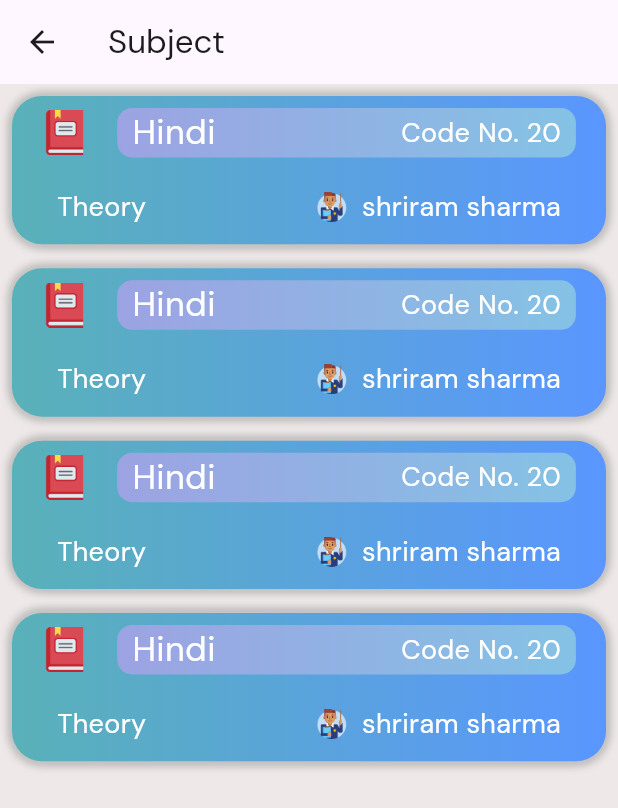
After one commit to apps-bhanusha/egyanschool2023, a Flutter app: the SubjectLession screen opened by its route, on a phone screen of 412 x 824 dp. The commit adds this screen. Shown: the top 808 px of the screen. Run offline on Flutter 3.47's test engine with Material 2 defaults, Android fonts, the phone set to English and light mode, and no system bars; our stand-ins replace cached_network_image, dio, flutter_calendar_carousel, flutter_screenutil, get, google_fonts and 5 more; missing offline and left inert: downloads_path_provider_28, scroll_loop_auto_scroll, shrink_sidemenu; accounts and stored records are empty.

Commit message:
subject page

```diff
--- a/lib/routes/routes.dart
+++ b/lib/routes/routes.dart
@@ -11,6 +11,7 @@ import 'package:ecom_desgin/view/home_work/home_work.dart';
 import 'package:ecom_desgin/view/login/Loginscreen.dart';
 import 'package:ecom_desgin/view/login/Student_Login.dart';
 import 'package:ecom_desgin/view/syllabus/feesgraff.dart';
+import 'package:ecom_desgin/view/syllabus/subject.dart';
 import 'package:ecom_desgin/view/syllabus/syllabus.dart';
 import 'package:ecom_desgin/view/time_table/time_table.dart';
 import 'package:flutter/material.dart';
@@ -34,6 +35,7 @@ class RoutesName{
   static String timetable = '/time_table';
   static String syllabus = '/syllabus';
   static String feesgraff = '/fesesgraff';
+  static String lession = '/lession';
 }
 
 final getpages=[
@@ -50,4 +52,5 @@ final getpages=[
  GetPage(name: RoutesName.timetable, page: () =>  TimeTable()),
  GetPage(name: RoutesName.syllabus, page: () =>  const Syllabus()),
  GetPage(name: RoutesName.feesgraff, page: () =>  const FeesGraff()),
+ GetPage(name: RoutesName.lession, page: () =>  const SubjectLession()),
 ];
--- a/lib/view/dashboard/HomeScreen.dart
+++ b/lib/view/dashboard/HomeScreen.dart
@@ -688,15 +688,17 @@ class _HomeScreenState extends State<HomeScreen> with TickerProviderStateMixin {
             // padding: EdgeInsets.zero,
           ),
           ListTile(
-            onTap: () {Get.toNamed(RoutesName.feesgraff);},
-            leading:
-                const Icon(Icons.play_lesson_outlined, size: 20.0, color: Colors.white),
-            title: const Text("Lession Plan"),
-            textColor: Colors.white,
-            dense: true,
+          onTap: () {
+            Get.toNamed(RoutesName.lession);
+          },
+          leading: const Icon(Icons.play_lesson_outlined,
+              size: 20.0, color: Colors.white),
+          title: const Text("Lession Plan"),
+          textColor: Colors.white,
+          dense: true,
 
-            // padding: EdgeInsets.zero,
-          ),
+          // padding: EdgeInsets.zero,
+        ),
            ListTile(
             onTap: () { Get.toNamed(RoutesName.syllabus);},
             leading:
--- a/lib/view/dashboard/dashboard.dart
+++ b/lib/view/dashboard/dashboard.dart
@@ -401,7 +401,7 @@ Widget buildMenu() {
         ),
         ListTile(
           onTap: () {
-            Get.toNamed(RoutesName.feesgraff);
+            Get.toNamed(RoutesName.lession);
           },
           leading: const Icon(Icons.play_lesson_outlined,
               size: 20.0, color: Colors.white),
--- /dev/null
+++ b/lib/view/syllabus/subject.dart
@@ -0,0 +1,159 @@
+import 'package:ecom_desgin/routes/routes.dart';
+import 'package:flutter/material.dart';
+import 'package:flutter/src/widgets/container.dart';
+import 'package:flutter/src/widgets/framework.dart';
+import 'package:flutter_screenutil/flutter_screenutil.dart';
+import 'package:get/get.dart';
+
+class SubjectLession extends StatefulWidget {
+  const SubjectLession({super.key});
+
+  @override
+  State<SubjectLession> createState() => _SubjectLessionState();
+}
+
+class _SubjectLessionState extends State<SubjectLession> with TickerProviderStateMixin {
+  final bool _visible = true;
+ late AnimationController _controller;
+  late Animation<double> _animation;
+  double value = 1.0;
+
+ @override
+  void initState() {
+    super.initState();
+    _controller = AnimationController(
+        duration: const Duration(milliseconds: 500), vsync: this);
+    _animation = Tween(
+      begin: 1.0,
+      end: 0.0,
+    ).animate(CurvedAnimation(parent: _controller, curve: Curves.easeIn));
+  }
+@override
+void dispose() {
+  _controller.dispose();
+  super.dispose();
+}
+  @override
+  Widget build(BuildContext context) {
+    return Scaffold(
+      appBar: AppBar(
+        title: const Text("Subject"),
+      ),
+      body: SafeArea(
+          child: Container(
+        color: const Color.fromARGB(255, 238, 232, 232),
+        child: Column(
+          children: [
+            for (int i = 0; i <= 3; i++)
+               Padding(
+                 padding: const EdgeInsets.all(8.0),
+                 child: InkWell(
+                   onTap: () => Get.toNamed(RoutesName.syllabus),
+                   child: Container(
+                     height: 0.12.sh,
+                     decoration: BoxDecoration(
+                         boxShadow: const [
+                           BoxShadow(
+                             blurRadius: 5.0,
+                             color: Color.fromARGB(255, 78, 78, 78),
+                           ),
+                           BoxShadow(
+                             blurRadius: 5.0,
+                             color: Color.fromARGB(255, 235, 235, 235),
+                           )
+                         ],
+                         borderRadius: BorderRadius.circular(20),
+                         gradient: const LinearGradient(colors: [
+                           Color.fromARGB(255, 89, 177, 184),
+                           Color.fromARGB(255, 90, 150, 255)
+                         ])),
+                     child: Column(
+                       children: [
+                         Padding(
+                           padding: const EdgeInsets.only(top: 8,),
+                           child: Row(
+                             mainAxisAlignment: MainAxisAlignment.spaceEvenly,
+                             children: [
+                               Image.asset(
+                                 "assets/images/book.png",
+                                 width: 30,
+                                 height: 30,
+                               ),
+                               Container(
+                                 decoration: BoxDecoration(
+                                     boxShadow: const [
+
+                                     ],
+                                     borderRadius: BorderRadius.circular(10),
+                                     gradient: const LinearGradient(colors: [
+                                       Color.fromARGB(255, 156, 163, 226),
+                                       Color.fromARGB(255, 132, 194, 229)
+                                     ]
+                                     )
+                                     ),
+                                 child: Padding(
+                                   padding: const EdgeInsets.only(left: 10,right: 10),
+                                   child: Row(
+
+                                     children: [
+                                       const Text(
+                                         "Hindi",
+                                         style: TextStyle(
+                                             color: Colors.white, fontSize: 23),
+                                       ),
+                                       SizedBox(
+                                         width: 0.3.sw,
+                                       ),
+                                       const Text(
+                                         "Code No. 20",
+                                         style: TextStyle(
+                                             color: Colors.white, fontSize: 18),
+                                       )
+                                     ],
+                                   ),
+                                 ),
+                               )
+                             ],
+                           ),
+                         ),
+                         Padding(
+                           padding:
+                               const EdgeInsets.only(right: 30, left: 30, top: 20),
+                           child: Row(
+                             mainAxisAlignment: MainAxisAlignment.spaceBetween,
+                             children: [
+                               const Text(
+                                 "Theory",
+                                 style: TextStyle(
+                                     color: Colors.white, fontSize: 18),
+                               ),
+
+                               Row(
+
+                                 children: [
+                                   Padding(
+                                     padding: const EdgeInsets.only(right: 10),
+                                     child: Image.asset("assets/images/teacher.png",width: 20,height: 20,),
+                                   ),
+                                   const Text(
+                                     "shriram sharma",
+                                     style: TextStyle(
+                                         color: Colors.white, fontSize: 18),
+                                   ),
+                                 ],
+                               )
+                             ],
+                           ),
+                         ),
+                       ],
+                     ),
+                   ),
+                 ),
+               ),
+
+          ],
+        ),
+      )),
+    );
+  }
+}
--- a/pubspec.yaml
+++ b/pubspec.yaml
@@ -52,6 +52,7 @@ dependencies:
   shrink_sidemenu: ^2.0.0+2-null-safety
   permission_handler: ^10.2.0
   downloads_path_provider_28: ^0.1.2
+  rive: ^0.9.0
 
 
 
```
Also changed, not shown: assets/images/book.png (added), assets/images/teacher.png (added), pubspec.lock.
